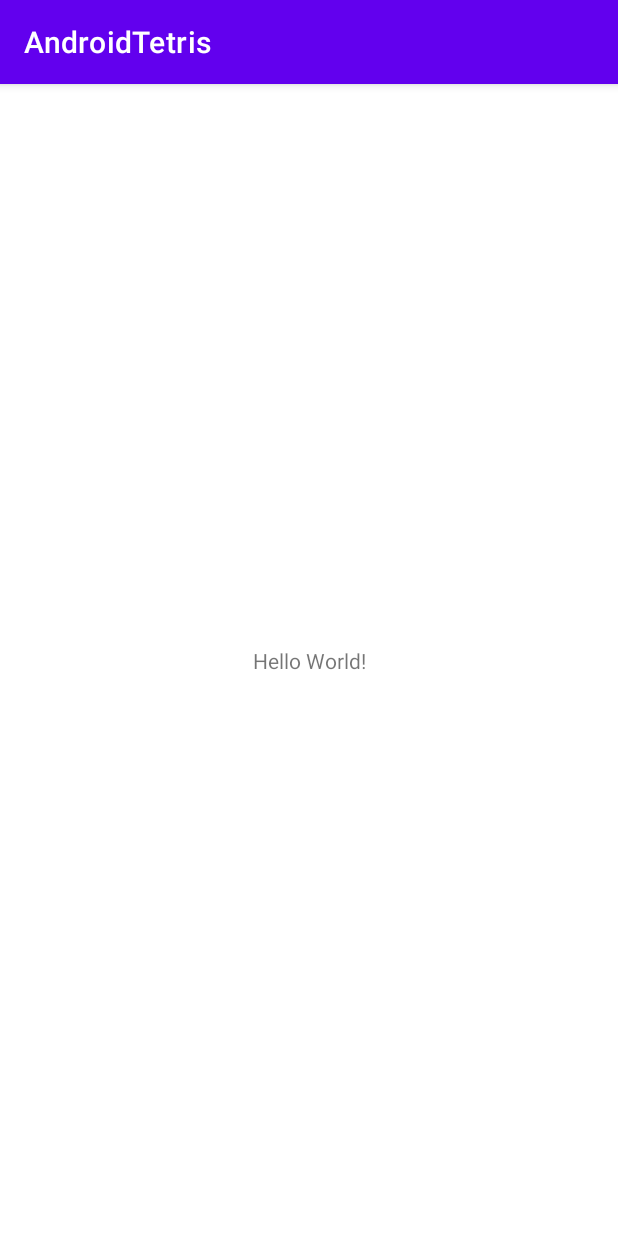
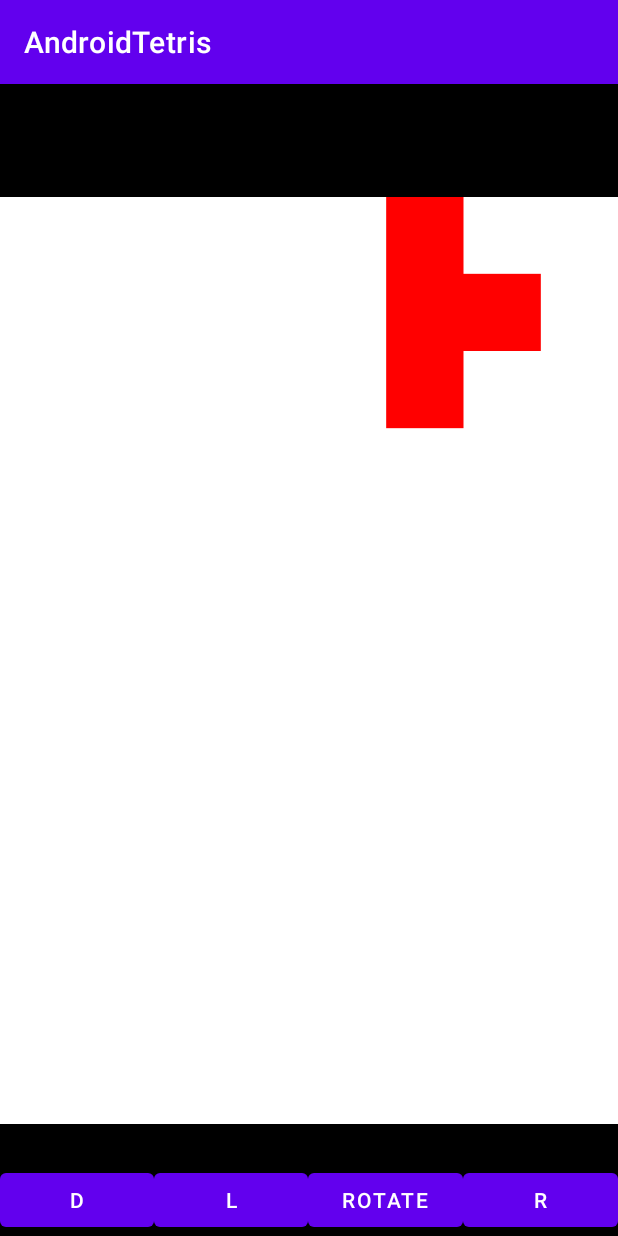
Before and after one commit to JiHyeonMon/AndroidTetris, an Android app: the screen it shows after launch (MainActivity), on a phone screen of 412 x 824 dp. Run offline under Robolectric (Android 15) with nearby library versions, the phone set to English and light mode, and no system bars.

Commit message:
make tetris block
자동으로 아직 아니고
랜덤으로 블록 생성후 이동 가능

```diff
--- a/app/build.gradle
+++ b/app/build.gradle
@@ -29,6 +29,10 @@ android {
     kotlinOptions {
         jvmTarget = '1.8'
     }
+
+    viewBinding {
+        enabled = true
+    }
 }
 
 dependencies {
@@ -37,6 +41,7 @@ dependencies {
     implementation 'androidx.appcompat:appcompat:1.3.1'
     implementation 'com.google.android.material:material:1.4.0'
     implementation 'androidx.constraintlayout:constraintlayout:2.1.1'
+    implementation 'androidx.gridlayout:gridlayout:1.0.0'
     testImplementation 'junit:junit:4.+'
     androidTestImplementation 'androidx.test.ext:junit:1.1.3'
     androidTestImplementation 'androidx.test.espresso:espresso-core:3.4.0'
--- a/app/src/main/java/com/example/androidtetris/controller/MainActivity.kt
+++ b/app/src/main/java/com/example/androidtetris/controller/MainActivity.kt
@@ -2,11 +2,133 @@ package com.example.androidtetris.controller
 
 import androidx.appcompat.app.AppCompatActivity
 import android.os.Bundle
-import com.example.androidtetris.R
+import android.util.Log
+import com.example.androidtetris.model.Game
+import com.example.androidtetris.databinding.ActivityMainBinding
+import android.graphics.Bitmap
+import android.graphics.Canvas
+import android.graphics.Color
+import android.graphics.Paint
+import android.os.Handler
+
 
 class MainActivity : AppCompatActivity() {
+
+    /**
+     * Data 선언
+     */
+    private lateinit var bitmap: Bitmap
+    private lateinit var canvas: Canvas
+    private lateinit var paint: Paint
+
+    private lateinit var binding: ActivityMainBinding
+
+    private lateinit var game: Game
+
+    private lateinit var handler: Handler
+    private lateinit var runnable: Runnable
+
+
+    /**
+     * Activity LifeCycle Start
+     */
     override fun onCreate(savedInstanceState: Bundle?) {
         super.onCreate(savedInstanceState)
-        setContentView(R.layout.activity_main)
+        binding = ActivityMainBinding.inflate(layoutInflater)
+        val view = binding.root
+        setContentView(view)
+
+        // 테트리스 그릴 그림판 초기화
+        bitmap = Bitmap.createBitmap(800, 1200, Bitmap.Config.ARGB_8888)
+        canvas = Canvas(bitmap)
+        canvas.drawColor(Color.WHITE)
+
+        binding.imageview.setImageBitmap(bitmap)
+        paint = Paint()
+
+        game = Game()
+        game.init()
+        game.gameStart()
+        updateUI()
+
+
+        // Attach Click Listener
+        binding.btnRotate.setOnClickListener {
+            game.rotate()
+            updateUI()
+        }
+        binding.btnDown.setOnClickListener {
+            game.moveDown()
+            updateUI()
+        }
+        binding.btnLeft.setOnClickListener {
+            game.moveLeft()
+            updateUI()
+        }
+        binding.btnRight.setOnClickListener {
+            game.moveRight()
+            updateUI()
+        }
+
+//        check()
+    }
+
+    fun check() {
+        handler = Handler()
+        runnable = object : Runnable {
+            override fun run() {
+
+                // action
+                game.progress()
+
+                // update
+                updateUI()
+
+                //check game finish
+
+
+                // 2초마다 움직임
+                handler.postDelayed(this, 2000)
+            }
+        }
+
+        handler.post(runnable)
+    }
+
+    /**
+     * View에 테트리스 그리는 함수
+     */
+    fun updateUI() {
+
+        canvas.drawColor(Color.WHITE)
+        binding.imageview.setImageBitmap(bitmap)
+
+        val block = game.gamePanel
+
+        // 색 정하기
+        paint.color = Color.RED
+
+        for (i in block.indices) {
+            for (j in block[i].indices) {
+                if (block[i][j] != 0) {
+                    val left = 100 * j.toFloat()
+                    val top = 100 * i.toFloat()
+
+                    canvas.drawRect(
+                        left,
+                        top,
+                        left + 100,
+                        top + 100,
+                        paint
+                    )
+                }
+            }
+        }
+
+//        canvas.drawRect(block.x.toFloat(), y, x + 100, y + 100, paint)
+//        canvas.drawRect(x, y + 100, x + 100, y + 200, paint)
+//        canvas.drawRect(x - 100, y + 100, x, y + 200, paint)
+//        canvas.drawRect(x - 100, y + 200, x, y + 300, paint)
+
     }
 }
--- a/app/src/main/java/com/example/androidtetris/model/Game.kt
+++ b/app/src/main/java/com/example/androidtetris/model/Game.kt
@@ -1,4 +1,136 @@
 package com.example.androidtetris.model
 
+import android.util.Log
+import java.util.*
+
 class Game {
+
+    /**
+     * Data 선언
+     */
+    enum class GAMESTATE { IN_PROGRESS, FINISHED }
+
+    val gamePanel = Array(GameConfig.TERIS_HEIGHT) { IntArray(GameConfig.TETRIS_WIDTH) }
+
+    private lateinit var state: GAMESTATE
+
+    lateinit var currentBlock: Tetromino
+    private lateinit var nextBlock: Tetromino
+
+    /**
+     * 초기화
+     * 게임 객체 생성 후 변수들 초기화 작업
+     */
+    fun init() {
+
+        for (i in gamePanel.indices) {
+            for (j in gamePanel[i].indices) {
+                gamePanel[i][j] = 0
+            }
+        }
+
+        state = GAMESTATE.FINISHED
+        currentBlock = Tetromino()
+        nextBlock = Tetromino()
+    }
+
+    fun gameStart() {
+        init()
+        state = GAMESTATE.IN_PROGRESS
+
+        // 블럭 넣음
+        drawBlock()
+        nextBlock = Tetromino()
+
+    }
+
+    private fun drawBlock() {
+        // 첫번째 블럭을 테트리스 판에 넣음
+        // 맨 위 && 가운데
+        Log.e("tetris's x, y", "${currentBlock.x} ${currentBlock.y}")
+        for (i in currentBlock.shape.indices) {
+            for (j in currentBlock.shape[i].indices) {
+                gamePanel[currentBlock.y+i][currentBlock.x+j] = currentBlock.shape[i][j]
+            }
+        }
+
+        Log.e("tetris", gamePanel.contentDeepToString())
+    }
+
+    fun progress() {
+
+        // 아래 체크 먼저 - stop 조건
+        // 블럭의 아래가 바닥에 닿이거나 블록에 닿이거나(그러나 블럭 제일 아래만 보면 안되는게 아래만 뚫려있을 수도 있음)
+
+
+
+        // 아래로 한 칸 이동
+        moveDown()
+
+
+        // stop 되면 한번 모든 바닥 스캔 - 없어질 layer 있는지 확인
+        // stop 되면 nextBlock이 현재 블럭, 새로운 nextBlock
+
+        // 새로운 블럭 생성
+        currentBlock = nextBlock
+        nextBlock = Tetromino()
+    }
+
+    fun moveDown() {
+
+        clearCurrentBlock()
+
+        // 아래로 내린다.
+        currentBlock.y += 1
+
+        // 새로 그린다.
+        drawBlock()
+    }
+
+    fun rotate() {
+
+        // 돌렸는데 벽을 넘어선다? 안됨
+
+
+        // 이건 Controller에서 버튼 클릭
+        // 현재 테트로미노 rotate
+
+        // 블럭은 돌아감
+        currentBlock.rotate()
+
+        // 게임판의 블럭도 돌려야함.
+        // currentBlock 의 현재 위치 기준으로
+        drawBlock()
+    }
+
+    fun clearCurrentBlock(){
+        // 이전의 나 지워,,,
+        for (i in currentBlock.shape.indices) {
+            for (j in currentBlock.shape[i].indices) {
+                gamePanel[currentBlock.y+i][currentBlock.x+j] = 0
+            }
+        }
+    }
+
+    fun moveLeft() {
+        clearCurrentBlock()
+        currentBlock.x -= 1
+        drawBlock()
+    }
+
+    fun moveRight() {
+        clearCurrentBlock()
+        currentBlock.x += 1
+        drawBlock()
+
+    }
+
+    fun nextTetromino() {
+
+    }
+
+    fun gameOver() {
+        // 현재 블럭이 움직일 수 없을 때 == 바닥에 닿이면 종료
+
+    }
 }
--- a/app/src/main/java/com/example/androidtetris/model/GameConfig.kt
+++ b/app/src/main/java/com/example/androidtetris/model/GameConfig.kt
@@ -3,6 +3,50 @@ package com.example.androidtetris.model
 object GameConfig {
 
     // 테트리스 판 너비와 높이 설정
-    const val TETRIS_WIDTH = 8
-    const val TERIS_HEIGHT = 12
+    const val TETRIS_WIDTH = 10
+    const val TERIS_HEIGHT = 20
+
+    val tetromino1 = arrayOf(
+        arrayOf(1, 0, 0, 0),
+        arrayOf(1, 0, 0, 0),
+        arrayOf(1, 0, 0, 0),
+        arrayOf(1, 0, 0, 0)
+    ) // 1*4 가로로 긴 애
+
+    val tetromino2 = arrayOf(
+        arrayOf(2, 2),
+        arrayOf(2, 2)
+    ) // 2*2 정사각형
+
+    val tetromino3 = arrayOf(
+        arrayOf(3, 0, 0),
+        arrayOf(3, 3, 0),
+        arrayOf(0, 3, 0)
+    )
+
+    val tetromino4 = arrayOf(
+        arrayOf(0, 4, 0),
+        arrayOf(4, 4, 0),
+        arrayOf(4, 0, 0)
+    )
+
+    val tetromino5 = arrayOf(
+        arrayOf(5, 0, 0),
+        arrayOf(5, 0, 0),
+        arrayOf(5, 5, 0)
+    )
+
+    val tetromino6 = arrayOf(
+        arrayOf(0, 6, 0),
+        arrayOf(0, 6, 0),
+        arrayOf(6, 6, 0)
+    )
+
+    val tetromino7 = arrayOf(
+        arrayOf(7, 0, 0),
+        arrayOf(7, 7, 0),
+        arrayOf(7, 0, 0)
+    )
+
+    val block = arrayOf(tetromino1, tetromino2, tetromino3, tetromino4, tetromino5, tetromino6, tetromino7)
 }
--- /dev/null
+++ b/app/src/main/java/com/example/androidtetris/model/Tetromino.kt
@@ -0,0 +1,23 @@
+package com.example.androidtetris.model
+
+open class Tetromino {
+
+    // 현재 위치를 나타내는 x, y
+    var x: Int = GameConfig.TETRIS_WIDTH / 2
+    var y: Int = 0
+
+    // 몇 by 몇 사이즈의 모양인지 나타낼
+    var shape: Array<Array<Int>> = GameConfig.block[(0..6).random()]
+
+    fun rotate() {
+        val rotateTetromino = Array(shape.size) { Array(shape.size) { 0 } }
+
+        for (i in shape.indices) {
+            for (j in shape[i].indices) {
+                rotateTetromino[i][j] = shape[shape.size - 1 - j][i]
+            }
+        }
+
+        shape = rotateTetromino
+    }
+}
--- a/app/src/main/res/layout/activity_main.xml
+++ b/app/src/main/res/layout/activity_main.xml
@@ -1,18 +1,46 @@
 <?xml version="1.0" encoding="utf-8"?>
 <androidx.constraintlayout.widget.ConstraintLayout xmlns:android="http://schemas.android.com/apk/res/android"
     xmlns:app="http://schemas.android.com/apk/res-auto"
-    xmlns:tools="http://schemas.android.com/tools"
+    android:orientation="vertical"
     android:layout_width="match_parent"
     android:layout_height="match_parent"
-    tools:context=".controller.MainActivity">
+    android:background="@color/black">
 
-    <TextView
+    <ImageView
+        android:id="@+id/imageview"
         android:layout_width="wrap_content"
+        android:layout_height="wrap_content"/>
+    <LinearLayout
+        app:layout_constraintBottom_toBottomOf="parent"
+        app:layout_constraintStart_toStartOf="parent"
+        app:layout_constraintEnd_toEndOf="parent"
+        android:layout_width="match_parent"
         android:layout_height="wrap_content"
-        android:text="Hello World!"
-        app:layout_constraintBottom_toBottomOf="parent"
-        app:layout_constraintLeft_toLeftOf="parent"
-        app:layout_constraintRight_toRightOf="parent"
-        app:layout_constraintTop_toTopOf="parent" />
+        android:orientation="horizontal">
+        <Button
+            android:id="@+id/btn_down"
+            android:text="d"
+            android:layout_weight="1"
+            android:layout_width="0dp"
+            android:layout_height="wrap_content" />
+        <Button
+            android:id="@+id/btn_left"
+            android:text="l"
+            android:layout_weight="1"
+            android:layout_width="0dp"
+            android:layout_height="wrap_content" />
+        <Button
+            android:id="@+id/btn_rotate"
+            android:text="rotate"
+            android:layout_weight="1"
+            android:layout_width="0dp"
+            android:layout_height="wrap_content" />
+        <Button
+            android:id="@+id/btn_right"
+            android:text="r"
+            android:layout_weight="1"
+            android:layout_width="0dp"
+            android:layout_height="wrap_content" />
 
+    </LinearLayout>
 </androidx.constraintlayout.widget.ConstraintLayout>
```
